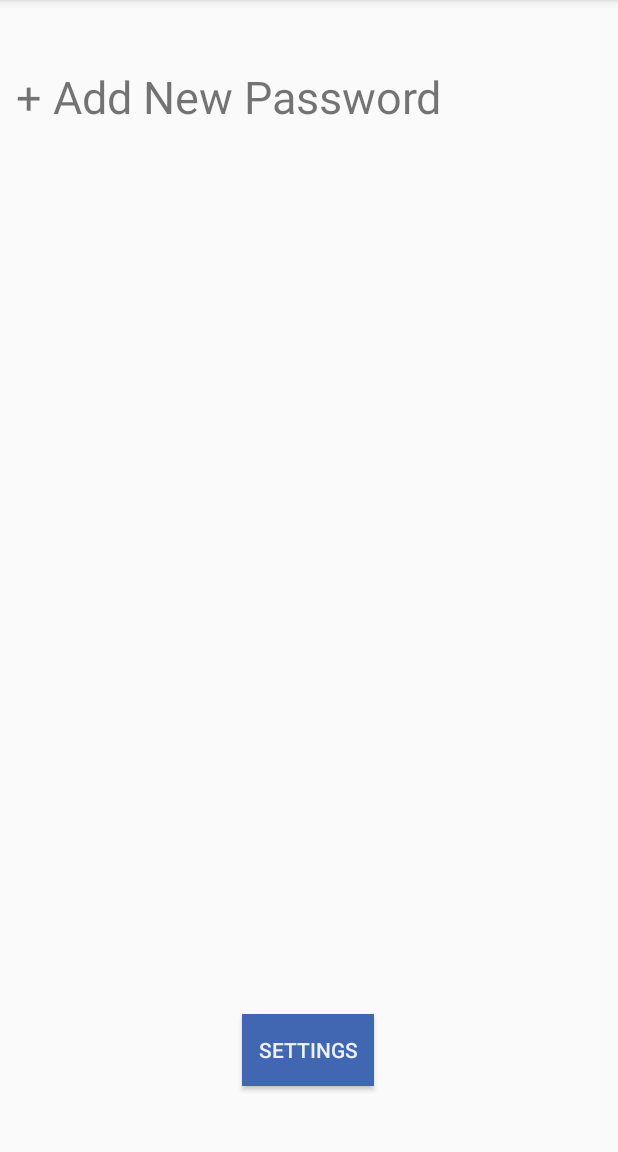
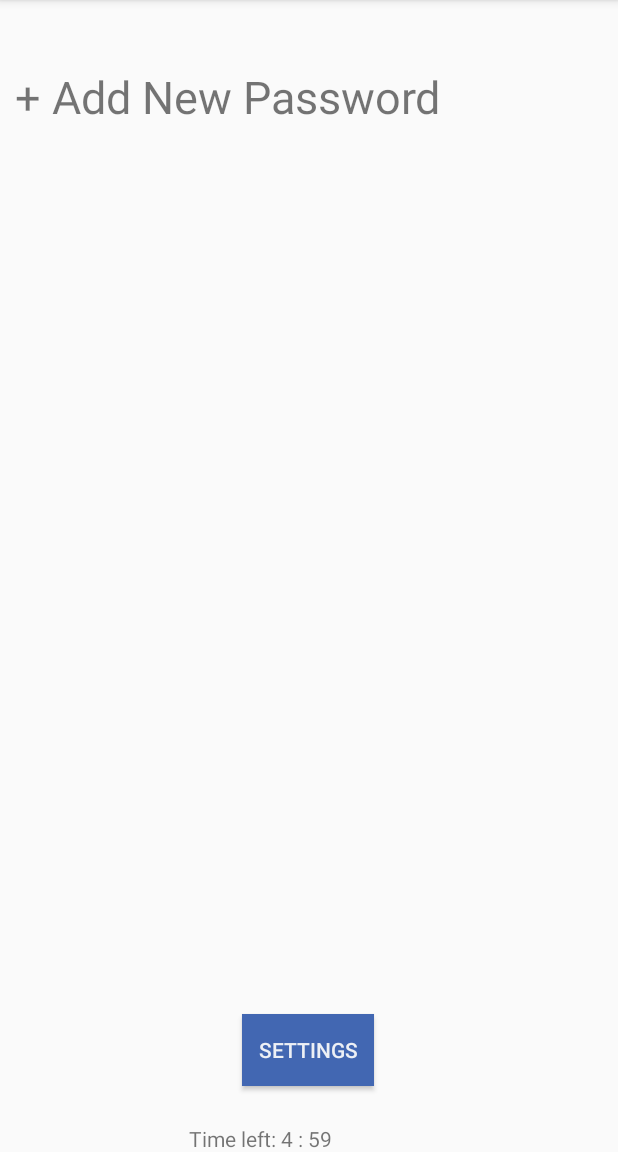
Before and after one commit to jmayo93/SureSecure, an Android app: the home_screen screen opened directly, with no data from a screen before it, on a phone screen of 412 x 824 dp, the part 84-1236 px from its top. Run offline under Robolectric (Android 15) with nearby library versions, the phone set to English and light mode, and no system bars.

Commit message:
Merge remote-tracking branch 'remotes/origin/master' into databaseUpdate
# Conflicts:
#	app/src/main/AndroidManifest.xml
#	app/src/main/java/com/pm/suresecure/Database.java
#	app/src/main/java/com/pm/suresecure/MySocketServer.java
#	app/src/main/java/com/pm/suresecure/home_screen.java
#	build.gradle

```diff
--- a/app/src/main/java/com/pm/suresecure/MySocketServer.java
+++ b/app/src/main/java/com/pm/suresecure/MySocketServer.java
@@ -78,7 +78,6 @@ public class MySocketServer extends WebSocketServer {
 
     }
 
-    @Override
     public void onStart() {
 
     }
--- a/app/src/main/java/com/pm/suresecure/home_screen.java
+++ b/app/src/main/java/com/pm/suresecure/home_screen.java
@@ -4,14 +4,17 @@ import android.content.Intent;
 import android.database.Cursor;
 import android.database.sqlite.SQLiteDatabase;
 import android.net.wifi.WifiManager;
+import android.os.Build;
 import android.os.Bundle;
+import android.os.CountDownTimer;
 import android.text.format.Formatter;
 import android.util.Log;
 import android.view.View;
 import android.widget.Button;
 import android.widget.ListView;
 import android.widget.TextView;
-
+import java.util.*;
+import androidx.annotation.RequiresApi;
 import androidx.appcompat.app.AppCompatActivity;
 import androidx.recyclerview.widget.LinearLayoutManager;
 import androidx.recyclerview.widget.RecyclerView;
@@ -21,6 +24,9 @@ import java.util.ArrayList;
 
 public class home_screen extends AppCompatActivity{
     private static final String TAG = "home_screen";
+    private CountDownTimer cdt;
+    private long timeLeftInMilli = 300000;
+    private TextView changeText;
 
     @Override
     public void onBackPressed(){
@@ -32,6 +38,7 @@ public class home_screen extends AppCompatActivity{
 
     Database db;
     ArrayList<String> mNames = new ArrayList<String>();
+    @RequiresApi(api = Build.VERSION_CODES.JELLY_BEAN)
     @Override
     protected void onCreate(Bundle savedInstanceState) {
 
@@ -40,9 +47,12 @@ public class home_screen extends AppCompatActivity{
         final String username = intent.getStringExtra("username");        //Get the passed value and store it in a string
 
         db = new Database(this);
+        changeText = findViewById(R.id.timer);
+        start();
+        //Timer thread = new Timer();
+        //thread.setTime();
         super.onCreate(savedInstanceState);
         setContentView(R.layout.home_screen);
-
         Button settings_button = findViewById(R.id.settings_button);
         TextView addNewPass = findViewById(R.id.addNewPass);
         Log.d(TAG, "onCreate: started.");
@@ -69,10 +79,13 @@ public class home_screen extends AppCompatActivity{
         //ListView password_list = findViewById(R.id.password_list);
         initRecyclerView();
     }
+
+    //Start and fill Recycler View
     private void initRecyclerView(){
         try {
             Intent intent = getIntent();  //Get the current intent
             final String username = intent.getStringExtra("username");        //Get the passed value and store it in a string
+            //query database and fill recycler view
             mNames.addAll(db.returnList(username));
             RecyclerView recyclerView = findViewById(R.id.accounts_recyclerView);
             RecyclerViewAdapter adapter = new RecyclerViewAdapter(mNames, this);
@@ -84,4 +97,39 @@ public class home_screen extends AppCompatActivity{
             Log.e("MyApp",T.toString());
         }
     }
+    //starts the timer
+    public void start() {
+        cdt = new CountDownTimer(timeLeftInMilli, 1000) {
+            @RequiresApi(api = Build.VERSION_CODES.JELLY_BEAN)
+            @Override
+            public void onTick(long l) {
+                timeLeftInMilli = l;
+                updateTimer();
+
+            }
+
+            @Override
+            public void onFinish() {
+            }
+        }.start();
+    }
+    @RequiresApi(api = Build.VERSION_CODES.JELLY_BEAN)
+    //changes the time on the timer
+    public void updateTimer(){
+        changeText = findViewById(R.id.timer);
+        int minutes = (int) timeLeftInMilli/ 60000;
+        int seconds = (int) timeLeftInMilli % 60000 / 1000;
+        if(minutes + seconds == 0){
+            //when timer is done, close the app
+            this.finishAffinity();
+        }
+
+        String timeLeft;
+
+        timeLeft = "Time left: " + minutes;
+        timeLeft += " : ";
+        if (seconds < 10) timeLeft += 0;
+        timeLeft += seconds;
+        changeText.setText(timeLeft);
+    }
 }
--- a/app/src/main/res/layout/home_screen.xml
+++ b/app/src/main/res/layout/home_screen.xml
@@ -26,6 +26,8 @@
         android:id="@+id/addNewPass"
         android:layout_width="400dp"
         android:layout_height="40dp"
+        android:layout_marginEnd="1dp"
+        android:layout_marginRight="1dp"
         android:text="@string/addNewPass"
         android:textSize="30sp"
         app:layout_constraintBottom_toBottomOf="parent"
@@ -45,5 +47,22 @@
         app:layout_constraintStart_toStartOf="parent"
         app:layout_constraintTop_toBottomOf="@+id/addNewPass" />
 
+    <TextView
+        android:id="@+id/timer"
+        android:layout_width="wrap_content"
+        android:layout_height="wrap_content"
+        android:layout_marginTop="25dp"
+        android:ems="10"
+        android:inputType="textPersonName"
+        tools:text="Timeout in:"
+        tools:textColor="@color/translucentRed"
+        app:layout_constraintBottom_toBottomOf="parent"
+        app:layout_constraintEnd_toEndOf="parent"
+        app:layout_constraintStart_toStartOf="parent"
+        app:layout_constraintTop_toBottomOf="@+id/settings_button" />;
+        app:layout_constraintBottom_toBottomOf="parent"
+        app:layout_constraintEnd_toEndOf="parent"
+        app:layout_constraintStart_toStartOf="parent" />
+
 
 </androidx.constraintlayout.widget.ConstraintLayout>
--- a/app/src/main/res/values/colors.xml
+++ b/app/src/main/res/values/colors.xml
@@ -3,4 +3,5 @@
     <color name="colorPrimary">#4267b2</color>
     <color name="colorPrimaryDark">#3b5998</color>
     <color name="colorAccent">#edf0f5</color>
+    <color name="translucentRed">#80ff0000</color>
 </resources>
```
